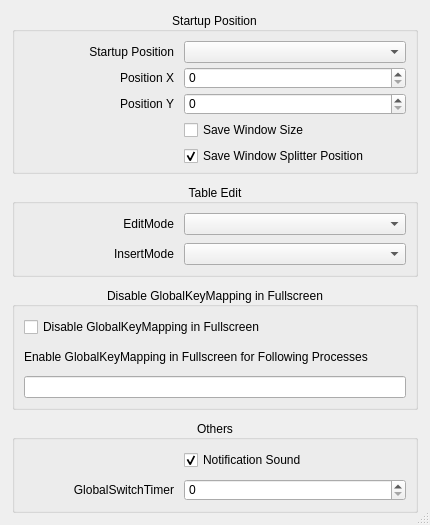
Zalafina/QKeyMapper, file QKeyMapper/qgeneraladvanceddialog.ui: the form before one commit.
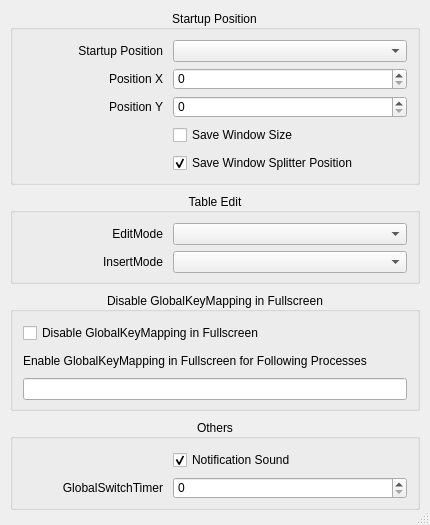
The form after the commit.

Commit message: refactor(ui): modernize advanced setting dialogs with structured layouts and high-DPI resilience

Diff of the .ui file:
```diff
--- a/QKeyMapper/qgeneraladvanceddialog.ui
+++ b/QKeyMapper/qgeneraladvanceddialog.ui
@@ -13,7 +13,7 @@
   <property name="minimumSize">
    <size>
     <width>400</width>
-    <height>475</height>
+    <height>480</height>
    </size>
   </property>
   <property name="windowTitle">
@@ -24,19 +24,19 @@
   </property>
   <layout class="QVBoxLayout" name="dialogVerticalLayout">
    <property name="spacing">
-    <number>10</number>
+    <number>8</number>
    </property>
    <property name="leftMargin">
-    <number>12</number>
+    <number>10</number>
    </property>
    <property name="topMargin">
-    <number>12</number>
+    <number>10</number>
    </property>
    <property name="rightMargin">
-    <number>12</number>
+    <number>10</number>
    </property>
    <property name="bottomMargin">
-    <number>12</number>
+    <number>10</number>
    </property>
    <item>
     <widget class="QGroupBox" name="startupPositionGroupBox">
@@ -46,27 +46,33 @@
      <property name="alignment">
       <set>Qt::AlignmentFlag::AlignCenter</set>
      </property>
-     <layout class="QGridLayout" name="startupPositionGridLayout">
+     <layout class="QGridLayout" name="startupPositionGridLayout" columnstretch="0,1">
+      <property name="leftMargin">
+       <number>10</number>
+      </property>
+      <property name="topMargin">
+       <number>10</number>
+      </property>
+      <property name="rightMargin">
+       <number>10</number>
+      </property>
+      <property name="bottomMargin">
+       <number>8</number>
+      </property>
       <property name="horizontalSpacing">
        <number>10</number>
       </property>
       <property name="verticalSpacing">
-       <number>8</number>
+       <number>6</number>
       </property>
       <item row="0" column="0">
        <widget class="QLabel" name="startupPositionLabel">
         <property name="minimumSize">
          <size>
-          <width>150</width>
+          <width>140</width>
           <height>22</height>
          </size>
         </property>
-        <property name="maximumSize">
-         <size>
-          <width>150</width>
-          <height>16777215</height>
-         </size>
-        </property>
         <property name="text">
          <string>Startup Position</string>
         </property>
@@ -92,16 +98,10 @@
        <widget class="QLabel" name="startupSpecifyPositionXLabel">
         <property name="minimumSize">
          <size>
-          <width>150</width>
+          <width>140</width>
           <height>22</height>
          </size>
         </property>
-        <property name="maximumSize">
-         <size>
-          <width>150</width>
-          <height>16777215</height>
-         </size>
-        </property>
         <property name="text">
          <string>Position X</string>
         </property>
@@ -127,16 +127,10 @@
        <widget class="QLabel" name="startupSpecifyPositionYLabel">
         <property name="minimumSize">
          <size>
-          <width>150</width>
+          <width>140</width>
           <height>22</height>
          </size>
         </property>
-        <property name="maximumSize">
-         <size>
-          <width>150</width>
-          <height>16777215</height>
-         </size>
-        </property>
         <property name="text">
          <string>Position Y</string>
         </property>
@@ -158,22 +152,6 @@
         </property>
        </widget>
       </item>
-      <item row="3" column="0">
-       <spacer name="saveWindowSizeLeftSpacer">
-        <property name="orientation">
-         <enum>Qt::Orientation::Horizontal</enum>
-        </property>
-        <property name="sizeType">
-         <enum>QSizePolicy::Policy::Fixed</enum>
-        </property>
-        <property name="sizeHint" stdset="0">
-         <size>
-          <width>150</width>
-          <height>22</height>
-         </size>
-        </property>
-       </spacer>
-      </item>
       <item row="3" column="1">
        <widget class="QCheckBox" name="saveWindowSizeCheckBox">
         <property name="minimumSize">
@@ -193,22 +171,6 @@
         </property>
        </widget>
       </item>
-      <item row="4" column="0">
-       <spacer name="saveSplitterPositionLeftSpacer">
-        <property name="orientation">
-         <enum>Qt::Orientation::Horizontal</enum>
-        </property>
-        <property name="sizeType">
-         <enum>QSizePolicy::Policy::Fixed</enum>
-        </property>
-        <property name="sizeHint" stdset="0">
-         <size>
-          <width>150</width>
-          <height>22</height>
-         </size>
-        </property>
-       </spacer>
-      </item>
       <item row="4" column="1">
        <widget class="QCheckBox" name="saveSplitterPositionCheckBox">
         <property name="minimumSize">
@@ -239,27 +201,33 @@
      <property name="alignment">
       <set>Qt::AlignmentFlag::AlignCenter</set>
      </property>
-     <layout class="QGridLayout" name="tableEditGridLayout">
+     <layout class="QGridLayout" name="tableEditGridLayout" columnstretch="0,1">
+      <property name="leftMargin">
+       <number>10</number>
+      </property>
+      <property name="topMargin">
+       <number>10</number>
+      </property>
+      <property name="rightMargin">
+       <number>10</number>
+      </property>
+      <property name="bottomMargin">
+       <number>8</number>
+      </property>
       <property name="horizontalSpacing">
        <number>10</number>
       </property>
       <property name="verticalSpacing">
-       <number>8</number>
+       <number>6</number>
       </property>
       <item row="0" column="0">
        <widget class="QLabel" name="tableEditModeTriggerLabel">
         <property name="minimumSize">
          <size>
-          <width>150</width>
+          <width>140</width>
           <height>22</height>
          </size>
         </property>
-        <property name="maximumSize">
-         <size>
-          <width>150</width>
-          <height>16777215</height>
-         </size>
-        </property>
         <property name="text">
          <string>EditMode</string>
         </property>
@@ -285,16 +253,10 @@
        <widget class="QLabel" name="tableInsertModeLabel">
         <property name="minimumSize">
          <size>
-          <width>150</width>
+          <width>140</width>
           <height>22</height>
          </size>
         </property>
-        <property name="maximumSize">
-         <size>
-          <width>150</width>
-          <height>16777215</height>
-         </size>
-        </property>
         <property name="text">
          <string>InsertMode</string>
         </property>
@@ -327,14 +289,39 @@
      <property name="alignment">
       <set>Qt::AlignmentFlag::AlignCenter</set>
      </property>
-     <layout class="QGridLayout" name="fullscreenGlobalMappingGridLayout">
-      <property name="horizontalSpacing">
+     <layout class="QVBoxLayout" name="fullscreenGlobalMappingVLayout">
+      <property name="leftMargin">
        <number>10</number>
       </property>
-      <property name="verticalSpacing">
+      <property name="topMargin">
+       <number>10</number>
+      </property>
+      <property name="rightMargin">
+       <number>10</number>
+      </property>
+      <property name="bottomMargin">
        <number>8</number>
       </property>
-      <item row="1" column="0" colspan="2">
+      <property name="spacing">
+       <number>6</number>
+      </property>
+      <item>
+       <widget class="QCheckBox" name="disableGlobalMappingInFullscreenCheckBox">
+        <property name="minimumSize">
+         <size>
+          <width>0</width>
+          <height>22</height>
+         </size>
+        </property>
+        <property name="focusPolicy">
+         <enum>Qt::FocusPolicy::NoFocus</enum>
+        </property>
+        <property name="text">
+         <string>Disable GlobalKeyMapping in Fullscreen</string>
+        </property>
+       </widget>
+      </item>
+      <item>
        <widget class="QLabel" name="fullscreenGlobalMappingProcessLabel">
         <property name="minimumSize">
          <size>
@@ -347,7 +334,7 @@
         </property>
        </widget>
       </item>
-      <item row="2" column="0" colspan="2">
+      <item>
        <widget class="QLineEdit" name="fullscreenGlobalMappingProcessLineEdit">
         <property name="minimumSize">
          <size>
@@ -360,22 +347,6 @@
         </property>
        </widget>
       </item>
-      <item row="0" column="0" colspan="2">
-       <widget class="QCheckBox" name="disableGlobalMappingInFullscreenCheckBox">
-        <property name="minimumSize">
-         <size>
-          <width>0</width>
-          <height>22</height>
-         </size>
-        </property>
-        <property name="focusPolicy">
-         <enum>Qt::FocusPolicy::NoFocus</enum>
-        </property>
-        <property name="text">
-         <string>Disable GlobalKeyMapping in Fullscreen</string>
-        </property>
-       </widget>
-      </item>
      </layout>
     </widget>
    </item>
@@ -387,27 +358,52 @@
      <property name="alignment">
       <set>Qt::AlignmentFlag::AlignCenter</set>
      </property>
-     <layout class="QGridLayout" name="globalMappingGridLayout">
+     <layout class="QGridLayout" name="globalMappingGridLayout" columnstretch="0,1">
+      <property name="leftMargin">
+       <number>10</number>
+      </property>
+      <property name="topMargin">
+       <number>10</number>
+      </property>
+      <property name="rightMargin">
+       <number>10</number>
+      </property>
+      <property name="bottomMargin">
+       <number>8</number>
+      </property>
       <property name="horizontalSpacing">
        <number>10</number>
       </property>
       <property name="verticalSpacing">
-       <number>8</number>
+       <number>6</number>
       </property>
+      <item row="0" column="1">
+       <widget class="QCheckBox" name="soundEffectCheckBox">
+        <property name="minimumSize">
+         <size>
+          <width>0</width>
+          <height>22</height>
+         </size>
+        </property>
+        <property name="focusPolicy">
+         <enum>Qt::FocusPolicy::NoFocus</enum>
+        </property>
+        <property name="text">
+         <string>Notification Sound</string>
+        </property>
+        <property name="checked">
+         <bool>true</bool>
+        </property>
+       </widget>
+      </item>
       <item row="1" column="0">
        <widget class="QLabel" name="globalSettingSwitchTimerLabel">
         <property name="minimumSize">
          <size>
-          <width>150</width>
+          <width>140</width>
           <height>22</height>
          </size>
         </property>
-        <property name="maximumSize">
-         <size>
-          <width>150</width>
-          <height>16777215</height>
-         </size>
-        </property>
         <property name="text">
          <string>GlobalSwitchTimer</string>
         </property>
@@ -429,41 +425,6 @@
         </property>
        </widget>
       </item>
-      <item row="0" column="1">
-       <widget class="QCheckBox" name="soundEffectCheckBox">
-        <property name="minimumSize">
-         <size>
-          <width>0</width>
-          <height>22</height>
-         </size>
-        </property>
-        <property name="focusPolicy">
-         <enum>Qt::FocusPolicy::NoFocus</enum>
-        </property>
-        <property name="text">
-         <string>Notification Sound</string>
-        </property>
-        <property name="checked">
-         <bool>true</bool>
-        </property>
-       </widget>
-      </item>
-      <item row="0" column="0">
-       <spacer name="soundEffectLeftSpacer">
-        <property name="orientation">
-         <enum>Qt::Orientation::Horizontal</enum>
-        </property>
-        <property name="sizeType">
-         <enum>QSizePolicy::Policy::Fixed</enum>
-        </property>
-        <property name="sizeHint" stdset="0">
-         <size>
-          <width>150</width>
-          <height>22</height>
-         </size>
-        </property>
-       </spacer>
-      </item>
      </layout>
     </widget>
    </item>
```
The commit also changes 1 other file.
